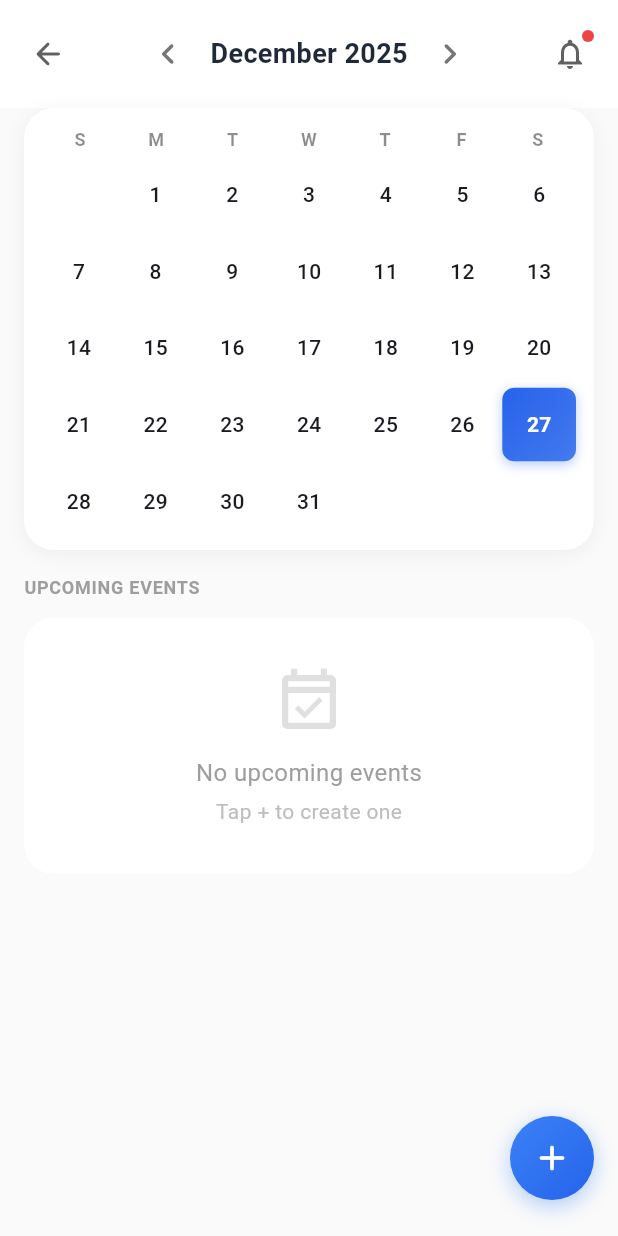
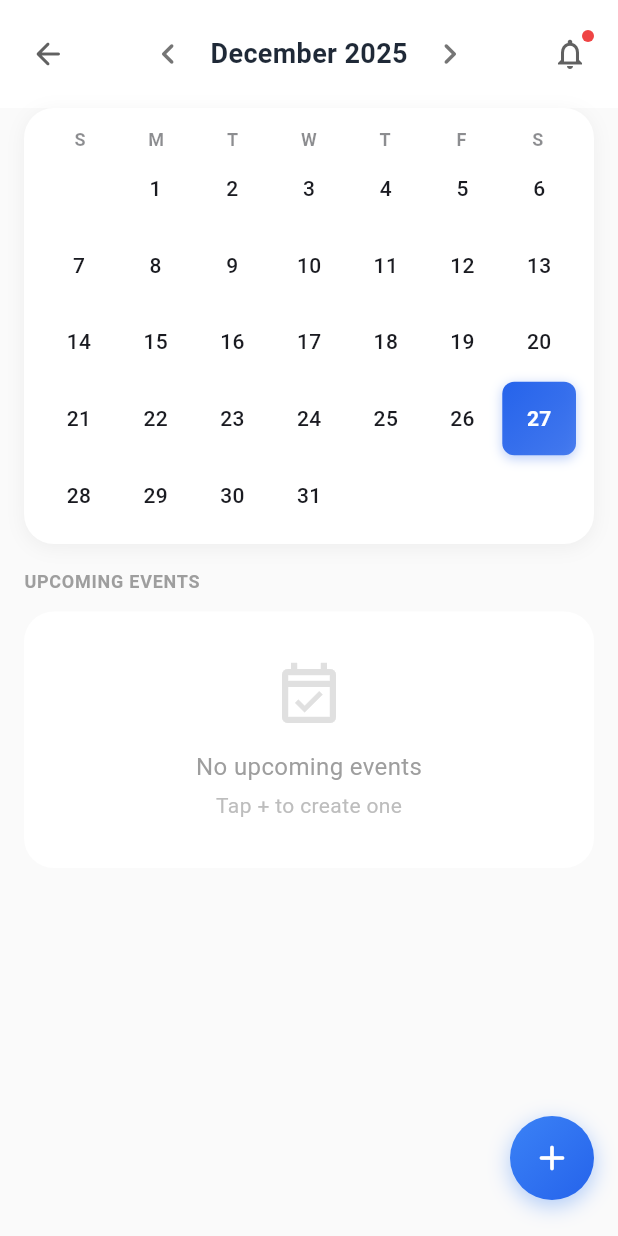
Before and after one commit to CalebTB/LockItIn, a Flutter app: the CardCalendarScreen screen opened directly, on a phone screen of 412 x 824 dp. Run offline on Flutter 3.47's test engine with Material 3 defaults, Android fonts, the phone set to English and light mode, and no system bars; our stand-ins replace equatable, flutter_secure_storage, shared_preferences, supabase_flutter; accounts and stored records are empty; Roboto replaces fonts that are missing (SF Pro).

Commit message:
fix: Remove gap between day headers and dates
Removed the 4px bottom padding from day headers row so dates
are immediately below the headers with no gap.

🤖 Generated with [Claude Code](https://claude.com/claude-code)

Co-Authored-By: Claude Opus 4.5 <noreply@anthropic.com>

```diff
--- a/application/lockitin_app/lib/presentation/widgets/mini_calendar_widget.dart
+++ b/application/lockitin_app/lib/presentation/widgets/mini_calendar_widget.dart
@@ -36,9 +36,7 @@ class MiniCalendarWidget extends StatelessWidget {
         mainAxisSize: MainAxisSize.min,
         children: [
           // Day headers row - minimal height
-          Padding(
-            padding: const EdgeInsets.only(bottom: 4),
-            child: Row(
+          Row(
               mainAxisAlignment: MainAxisAlignment.spaceAround,
               children: ['S', 'M', 'T', 'W', 'T', 'F', 'S'].map((day) {
                 return Expanded(
@@ -53,7 +51,6 @@ class MiniCalendarWidget extends StatelessWidget {
                   ),
                 );
               }).toList(),
-            ),
           ),
 
           // Date grid
```
